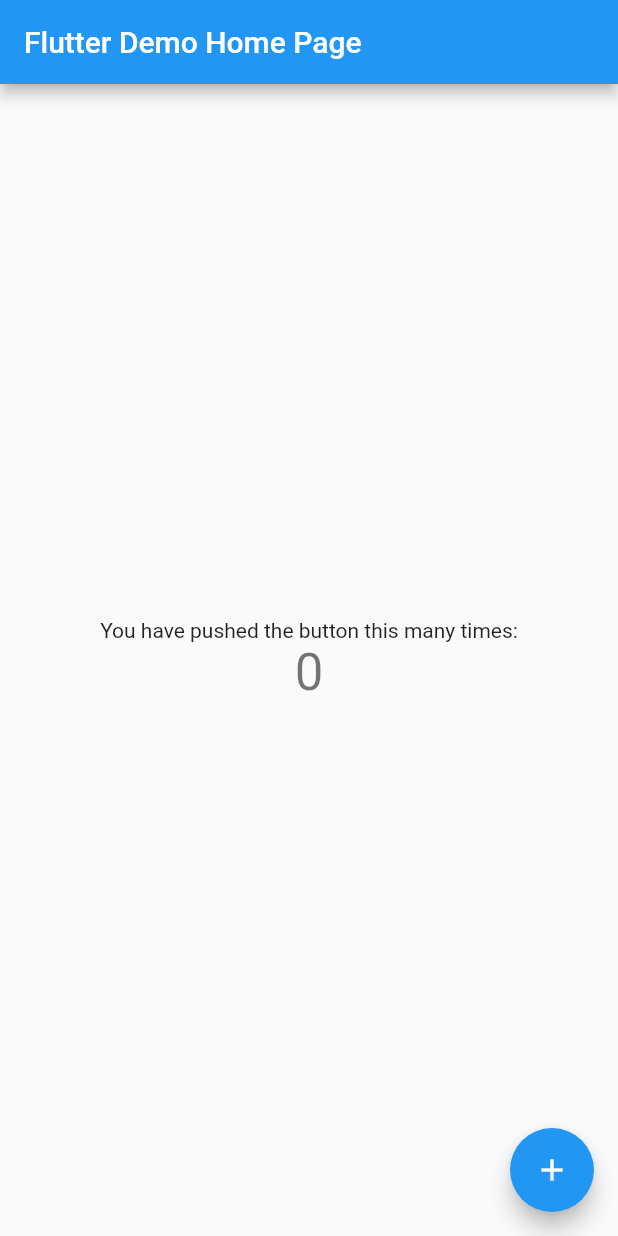
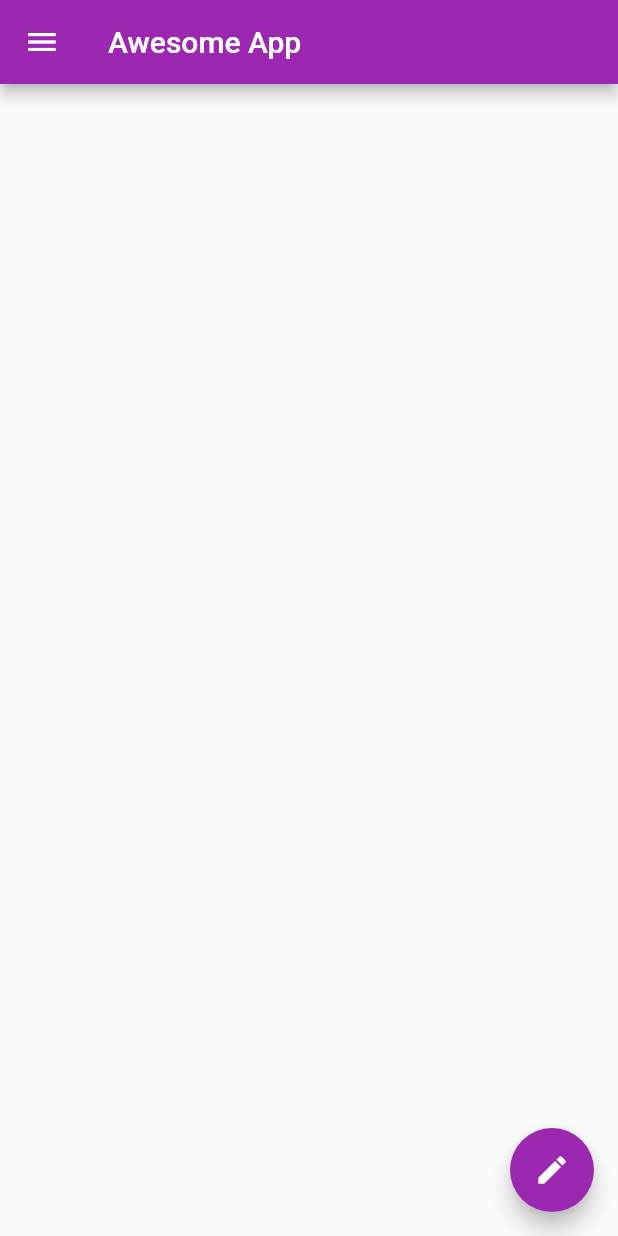
Before and after one commit to Sunil-731820/flutter_drawawer, a Flutter app: the screen it shows after launch, on a phone screen of 412 x 824 dp. Run offline on Flutter 3.47's test engine with Material 2 defaults, Android fonts, the phone set to English and light mode, and no system bars.

Commit message:
Drawer commit part

```diff
--- a/lib/main.dart
+++ b/lib/main.dart
@@ -1,113 +1,45 @@
 import 'package:flutter/material.dart';
 
 void main() {
-  runApp(MyApp());
+  runApp(MaterialApp(
+    home: HomePage(),
+    theme: ThemeData(
+      primarySwatch: Colors.purple,
+    ),
+  ));
 }
 
-class MyApp extends StatelessWidget {
-  // This widget is the root of your application.
+class HomePage extends StatelessWidget {
+  const HomePage({Key? key}) : super(key: key);
+
   @override
   Widget build(BuildContext context) {
-    return MaterialApp(
-      title: 'Flutter Demo',
-      theme: ThemeData(
-        /* This is the theme of your application.*/
-        //
-        // Try running your application with "flutter run". You'll see the
-        // application has a blue toolbar. Then, without quitting the app, try
-        // changing the primarySwatch below to Colors.green and then invoke
-        // "hot reload" (press "r" in the console where you ran "flutter run",
-        // or simply save your changes to "hot reload" in a Flutter IDE).
-        // Notice that the counter didn't reset back to zero; the application
-        // is not restarted.
-        primarySwatch: Colors.blue,
+    return Scaffold(
+      appBar: AppBar(
+        title: Text("Awesome App"),
       ),
-      home: MyHomePage(title: 'Flutter Demo Home Page'),
+      //body: Container(),
+      drawer: Center(
+        child: Drawer(
+          child: ListView(
+            children: <Widget>[
+              DrawerHeader(
+                  child: Text(
+                "Sunil Kumar Gupta",
+                style: TextStyle(fontSize: 30, fontWeight: FontWeight.bold),
+              )),
+              DrawerHeader(
+                  child: Text("Utsav Gupta",
+                      style: TextStyle(
+                          fontSize: 30, fontWeight: FontWeight.bold))),
+            ],
+          ),
+        ),
+      ),
+      floatingActionButton: FloatingActionButton(
+        onPressed: () {},
+        child: Icon(Icons.edit),
+      ),
     );
   }
 }
-
-class MyHomePage extends StatefulWidget {
-  MyHomePage({Key? key, required this.title}) : super(key: key);
-
-  // This widget is the home page of your application. It is stateful, meaning
-  // that it has a State object (defined below) that contains fields that affect
-  // how it looks.
-
-  // This class is the configuration for the state. It holds the values (in this
-  // case the title) provided by the parent (in this case the App widget) and
-  // used by the build method of the State. Fields in a Widget subclass are
-  // always marked "final".
-
-  final String title;
-
-  @override
-  _MyHomePageState createState() => _MyHomePageState();
-}
-
-class _MyHomePageState extends State<MyHomePage> {
-  int _counter = 0;
-
-  void _incrementCounter() {
-    setState(() {
-      // This call to setState tells the Flutter framework that something has
-      // changed in this State, which causes it to rerun the build method below
-      // so that the display can reflect the updated values. If we changed
-      // _counter without calling setState(), then the build method would not be
-      // called again, and so nothing would appear to happen.
-      _counter++;
-    });
-  }
-
-  @override
-  Widget build(BuildContext context) {
-    // This method is rerun every time setState is called, for instance as done
-    // by the _incrementCounter method above.
-    //
-    // The Flutter framework has been optimized to make rerunning build methods
-    // fast, so that you can just rebuild anything that needs updating rather
-    // than having to individually change instances of widgets.
-    return Scaffold(
-      appBar: AppBar(
-        // Here we take the value from the MyHomePage object that was created by
-        // the App.build method, and use it to set our appbar title.
-        title: Text(widget.title),
-      ),
-      body: Center(
-        // Center is a layout widget. It takes a single child and positions it
-        // in the middle of the parent.
-        child: Column(
-          // Column is also a layout widget. It takes a list of children and
-          // arranges them vertically. By default, it sizes itself to fit its
-          // children horizontally, and tries to be as tall as its parent.
-          //
-          // Invoke "debug painting" (press "p" in the console, choose the
-          // "Toggle Debug Paint" action from the Flutter Inspector in Android
-          // Studio, or the "Toggle Debug Paint" command in Visual Studio Code)
-          // to see the wireframe for each widget.
-          //
-          // Column has various properties to control how it sizes itself and
-          // how it positions its children. Here we use mainAxisAlignment to
-          // center the children vertically; the main axis here is the vertical
-          // axis because Columns are vertical (the cross axis would be
-          // horizontal).
-          mainAxisAlignment: MainAxisAlignment.center,
-          children: <Widget>[
-            Text(
-              'You have pushed the button this many times:',
-            ),
-            Text(
-              '$_counter',
-              style: Theme.of(context).textTheme.headline4,
-            ),
-          ],
-        ),
-      ),
-      floatingActionButton: FloatingActionButton(
-        onPressed: _incrementCounter,
-        tooltip: 'Increment',
-        child: Icon(Icons.add),
-      ), // This trailing comma makes auto-formatting nicer for build methods.
-    );
-  }
-}
```
